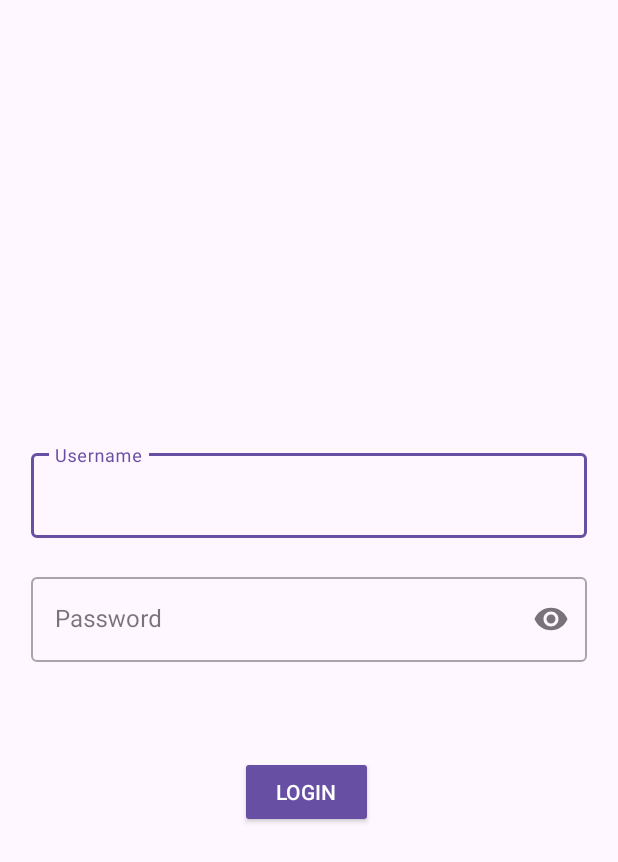
After one commit to ecgbeald/Aware, an Android app: the LoginActivity screen opened directly, with no data from a screen before it, on a phone screen of 412 x 824 dp. The commit adds this screen. Shown: the top 862 px of the screen. Run offline under Robolectric (Android 15) with nearby library versions, the phone set to English and light mode, and no system bars.

Commit message:
login skeleton

```diff
--- /dev/null
+++ b/app/src/main/java/uk/ac/ic/doc/aware/LoginActivity.kt
@@ -0,0 +1,45 @@
+package uk.ac.ic.doc.aware
+
+import androidx.appcompat.app.AppCompatActivity
+import android.os.Bundle
+import android.widget.Toast
+import uk.ac.ic.doc.aware.api.Client
+import uk.ac.ic.doc.aware.databinding.ActivityLoginBinding
+import java.security.MessageDigest
+import java.util.concurrent.CountDownLatch
+import java.util.concurrent.TimeUnit
+
+class LoginActivity : AppCompatActivity() {
+    private lateinit var binding: ActivityLoginBinding
+    override fun onCreate(savedInstanceState: Bundle?) {
+        super.onCreate(savedInstanceState)
+        binding = ActivityLoginBinding.inflate(layoutInflater)
+        setContentView(binding.root)
+        binding.btnLogin.setOnClickListener {
+            val result = sendLoginRequest(binding.username.text.toString(), hash(binding.txtPass.text.toString()))
+            Toast.makeText(this@LoginActivity, result.toString(), Toast.LENGTH_SHORT).show()
+        }
+    }
+
+    private fun hash(password: String): String {
+        val bytes = password.toByteArray()
+        val md = MessageDigest.getInstance("SHA-256")
+        val digest = md.digest(bytes)
+        return digest.fold("") { str, it -> str + "02x".format(it) }
+    }
+
+    private fun sendRegRequest() {
+        val password = hash("amongus")
+        Client.webSocket.send("create<:>amongus<:>$password")
+    }
+
+    private fun sendLoginRequest(username: String, password: String): Boolean {
+        val latch = CountDownLatch(1)
+        Client.latch = latch
+        Client.webSocket.send("login<:>$username<:>$password")
+        if (!latch.await(5, TimeUnit.SECONDS)) {
+            println("Timeout")
+        }
+        return Client.isLoggedIn
+    }
+}
--- a/app/src/main/java/uk/ac/ic/doc/aware/MainActivity.kt
+++ b/app/src/main/java/uk/ac/ic/doc/aware/MainActivity.kt
@@ -18,6 +18,10 @@ class MainActivity : AppCompatActivity() {
             val intent = Intent(this, MapActivity::class.java)
             startActivity(intent)
         }
+        binding.login.setOnClickListener {
+            val intent = Intent(this, LoginActivity::class.java)
+            startActivity(intent)
+        }
         Client.startClient()
     }
 }
--- /dev/null
+++ b/app/src/main/res/layout/activity_login.xml
@@ -0,0 +1,64 @@
+<?xml version="1.0" encoding="utf-8"?>
+<androidx.constraintlayout.widget.ConstraintLayout xmlns:android="http://schemas.android.com/apk/res/android"
+    xmlns:app="http://schemas.android.com/apk/res-auto"
+    xmlns:tools="http://schemas.android.com/tools"
+    android:layout_width="match_parent"
+    android:layout_height="match_parent"
+    tools:context=".MapActivity">
+
+    <com.google.android.material.textfield.TextInputLayout
+        android:id="@+id/txtLay_emailAdd"
+        style="@style/Widget.MaterialComponents.TextInputLayout.OutlinedBox"
+        android:layout_width="0dp"
+        android:layout_height="0dp"
+        android:hint="Username"
+        app:endIconMode="clear_text"
+        app:layout_constraintBottom_toBottomOf="parent"
+        app:layout_constraintEnd_toEndOf="parent"
+        app:layout_constraintHeight_percent="0.1"
+        app:layout_constraintStart_toStartOf="parent"
+        app:layout_constraintTop_toTopOf="parent"
+        app:layout_constraintVertical_bias="0.4"
+        app:layout_constraintWidth_percent="0.9">
+
+        <com.google.android.material.textfield.TextInputEditText
+            android:id="@+id/username"
+            android:layout_width="match_parent"
+            android:layout_height="wrap_content"
+            android:maxLength="20" />
+    </com.google.android.material.textfield.TextInputLayout>
+
+    <com.google.android.material.textfield.TextInputLayout
+        android:id="@+id/txtLay_pass_signup"
+        style="@style/Widget.MaterialComponents.TextInputLayout.OutlinedBox"
+        android:layout_width="0dp"
+        android:layout_height="0dp"
+        android:hint="Password"
+        app:endIconMode="password_toggle"
+        app:layout_constraintEnd_toEndOf="parent"
+        app:layout_constraintHeight_percent="0.1"
+        app:layout_constraintStart_toStartOf="parent"
+        app:layout_constraintTop_toBottomOf="@+id/txtLay_emailAdd"
+        app:layout_constraintWidth_percent="0.9">
+
+        <com.google.android.material.textfield.TextInputEditText
+            android:id="@+id/txt_pass"
+            android:layout_width="match_parent"
+            android:layout_height="wrap_content"
+            android:inputType="textPassword"
+            android:maxLength="15" />
+    </com.google.android.material.textfield.TextInputLayout>
+
+    <Button
+        android:id="@+id/btn_login"
+        style="@style/Widget.AppCompat.Button"
+        android:layout_width="0dp"
+        android:layout_height="48dp"
+        android:layout_marginStart="160dp"
+        android:layout_marginBottom="272dp"
+        android:text="Login"
+        app:layout_constraintBottom_toBottomOf="parent"
+        app:layout_constraintStart_toStartOf="parent" />
+
+
+</androidx.constraintlayout.widget.ConstraintLayout>
```
Also changed, not shown: app/src/main/AndroidManifest.xml (+6 -1 lines), app/src/main/java/uk/ac/ic/doc/aware/api/Client.kt (+11 -2 lines).
